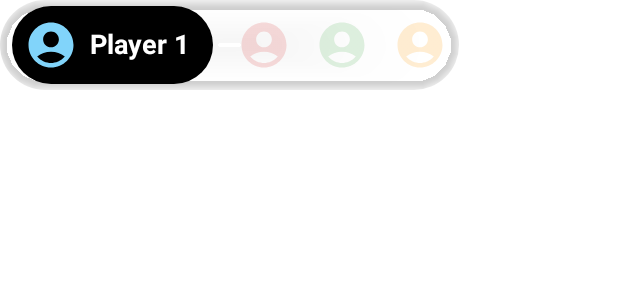
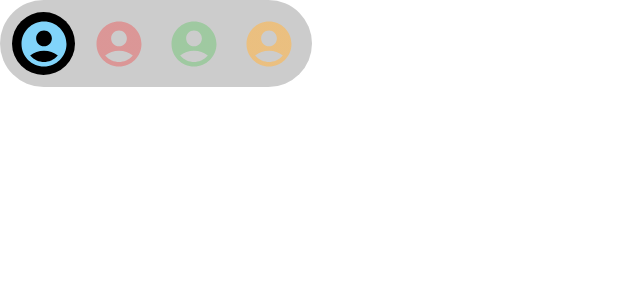
Before and after one commit to Erkko68/HexonKMP, an Android app built with Jetpack Compose: the @Preview function PlayerTurnRowPreview, on a phone screen of 412 x 824 dp. Shown: the top 300 px of the screen. Run offline under Robolectric (Android 15) with nearby library versions, the phone set to English and light mode, and no system bars.

Commit message:
Removed gameViewModel as it serves no purpose, was intended to be used for api calls but for that we'll use a repository.
More improvements for GameScreen, parametrized values with ViewModel and flow states. Redesigned player turns, now when clicked a pop up with player name will be displayed instead of displaying the name constantly.

Relates to #9

```diff
--- a/composeApp/src/commonMain/kotlin/eric/bitria/hexon/di.kt
+++ b/composeApp/src/commonMain/kotlin/eric/bitria/hexon/di.kt
@@ -4,7 +4,6 @@ import eric.bitria.hexon.viewmodel.FriendProfileViewModel
 import eric.bitria.hexon.viewmodel.FriendsViewModel
 import eric.bitria.hexon.viewmodel.GameSceneViewModel
 import eric.bitria.hexon.viewmodel.GameUIViewModel
-import eric.bitria.hexon.viewmodel.GameViewModel
 import eric.bitria.hexon.viewmodel.LoginViewModel
 import eric.bitria.hexon.viewmodel.MainMenuViewModel
 import eric.bitria.hexon.viewmodel.ProfileViewModel
@@ -15,7 +14,6 @@ import org.koin.dsl.KoinAppDeclaration
 import org.koin.dsl.module
 
 val viewModelsModule = module {
-    viewModelOf(::GameViewModel)
     viewModelOf(::GameUIViewModel)
     viewModelOf(::GameSceneViewModel)
     viewModelOf(::MainMenuViewModel)
--- a/composeApp/src/commonMain/kotlin/eric/bitria/hexon/ui/components/game/PlayersTurn.kt
+++ b/composeApp/src/commonMain/kotlin/eric/bitria/hexon/ui/components/game/PlayersTurn.kt
@@ -1,23 +1,33 @@
 package eric.bitria.hexon.ui.components.game
 
 import androidx.compose.foundation.background
-import androidx.compose.foundation.border
-import androidx.compose.foundation.layout.*
+import androidx.compose.foundation.clickable
+import androidx.compose.foundation.horizontalScroll
+import androidx.compose.foundation.layout.Arrangement
+import androidx.compose.foundation.layout.Box
+import androidx.compose.foundation.layout.Row
+import androidx.compose.foundation.layout.padding
+import androidx.compose.foundation.layout.size
+import androidx.compose.foundation.rememberScrollState
 import androidx.compose.foundation.shape.CircleShape
+import androidx.compose.foundation.shape.RoundedCornerShape
 import androidx.compose.material.icons.Icons
 import androidx.compose.material.icons.filled.AccountCircle
 import androidx.compose.material3.Icon
+import androidx.compose.material3.MaterialTheme
 import androidx.compose.material3.Text
 import androidx.compose.runtime.Composable
+import androidx.compose.runtime.getValue
+import androidx.compose.runtime.mutableStateOf
+import androidx.compose.runtime.remember
+import androidx.compose.runtime.setValue
 import androidx.compose.ui.Alignment
 import androidx.compose.ui.Modifier
-import androidx.compose.ui.draw.alpha
 import androidx.compose.ui.draw.clip
-import androidx.compose.ui.draw.shadow
 import androidx.compose.ui.graphics.Color
+import androidx.compose.ui.unit.IntOffset
 import androidx.compose.ui.unit.dp
-import androidx.compose.ui.text.font.FontWeight
-import androidx.compose.ui.unit.sp
+import androidx.compose.ui.window.Popup
 import org.jetbrains.compose.ui.tooling.preview.Preview
 
 data class Player(
@@ -26,62 +36,66 @@ data class Player(
 )
 
 @Composable
-fun ActivePlayerBadge(player: Player) {
-    Row(
+fun PlayerIcon(player: Player, isActive: Boolean = false) {
+    var showDialog by remember { mutableStateOf(false) }
+
+    Box(
         modifier = Modifier
+            .padding(vertical = 8.dp)
+            .size(42.dp)
             .clip(CircleShape)
-            .background(Color.Black)
-            .padding(start = 8.dp, end = 16.dp, top = 8.dp, bottom = 8.dp),
-        verticalAlignment = Alignment.CenterVertically,
-        horizontalArrangement = Arrangement.spacedBy(8.dp)
+            .background(if (isActive) Color.Black else Color.Transparent)
+            .clickable { showDialog = !showDialog },
+        contentAlignment = Alignment.Center
     ) {
         Icon(
             imageVector = Icons.Filled.AccountCircle,
             contentDescription = "${player.name} Avatar",
-            tint = player.color,
+            tint = player.color.copy(alpha = if (isActive) 1f else 0.6f),
             modifier = Modifier.size(36.dp)
         )
-        Text(
-            text = player.name,
-            color = Color.White,
-            fontWeight = FontWeight.Bold,
-            fontSize = 18.sp
-        )
+
+        // Show small popup below the icon when clicked
+        if (showDialog) {
+            Popup(
+                alignment = Alignment.TopCenter,
+                offset = IntOffset(0, 50) // position below the icon
+            ) {
+                Box(
+                    modifier = Modifier
+                        .clip(RoundedCornerShape(8.dp))
+                        .background(Color.Black.copy(alpha = 0.85f))
+                        .padding(horizontal = 10.dp, vertical = 6.dp)
+                        .clickable { showDialog = false } // dismiss on click
+                ) {
+                    Text(
+                        text = player.name,
+                        color = Color.White,
+                        style = MaterialTheme.typography.bodySmall
+                    )
+                }
+            }
+        }
     }
 }
 
-
-// Inactive player icon (no name, faded)
 @Composable
-fun InactivePlayerIcon(player: Player) {
-    Icon(
-        imageVector = Icons.Filled.AccountCircle,
-        contentDescription = "${player.name} Avatar",
-        tint = player.color.copy(alpha = 0.5f),
-        modifier = Modifier
-            .padding(vertical = 8.dp)
-            .size(36.dp)
-            .alpha(0.5f)
-    )
-}
-
-@Composable
-fun PlayerTurnFlow(players: List<Player>, modifier: Modifier = Modifier) {
-    FlowRow(
+fun PlayerTurn(players: List<Player>, modifier: Modifier = Modifier) {
+    Row(
         modifier = modifier
+            .horizontalScroll(rememberScrollState())
             .clip(CircleShape)
-            .shadow(4.dp, CircleShape)
-            .padding(horizontal = 8.dp, vertical = 4.dp),
-        horizontalArrangement = Arrangement.spacedBy(16.dp),
-        verticalArrangement = Arrangement.spacedBy(8.dp),
-        maxItemsInEachRow = Int.MAX_VALUE
+            .background(Color.Black.copy(alpha = 0.2f))
+            .padding(horizontal = 8.dp),
+        horizontalArrangement = Arrangement.spacedBy(8.dp),
+        verticalAlignment = Alignment.CenterVertically
     ) {
-        // Active player first
-        ActivePlayerBadge(player = players.first())
+        // First player: black background (active)
+        PlayerIcon(player = players.first(), isActive = true)
 
         // Other players
         players.drop(1).forEach { player ->
-            InactivePlayerIcon(player = player)
+            PlayerIcon(player = player)
         }
     }
 }
@@ -97,5 +111,5 @@ fun PlayerTurnRowPreview() {
         Player("Player 4", Color(0xFFFFB74D))
     )
 
-    PlayerTurnFlow(players = players)
+    PlayerTurn(players = players)
 }
--- a/composeApp/src/commonMain/kotlin/eric/bitria/hexon/ui/components/game/VictoryPointsIndicator.kt
+++ b/composeApp/src/commonMain/kotlin/eric/bitria/hexon/ui/components/game/VictoryPointsIndicator.kt
@@ -20,7 +20,7 @@ import androidx.compose.ui.unit.dp
 import androidx.compose.ui.unit.sp
 
 @Composable
-fun VictoryPointsIndicator(){
+fun VictoryPointsIndicator(victoryPoints: Pair<Int, Int>){
     Row(
         modifier = Modifier
             .clip(CircleShape)
@@ -36,7 +36,7 @@ fun VictoryPointsIndicator(){
             modifier = Modifier.size(18.dp)
         )
         Text(
-            text = "8 / 10",
+            text = "${victoryPoints.first} / ${victoryPoints.second}",
             color = Color.White,
             fontWeight = FontWeight.Bold,
             fontSize = 14.sp
--- a/composeApp/src/commonMain/kotlin/eric/bitria/hexon/viewmodel/GameSceneViewModel.kt
+++ b/composeApp/src/commonMain/kotlin/eric/bitria/hexon/viewmodel/GameSceneViewModel.kt
@@ -23,6 +23,7 @@ class GameSceneViewModel: ViewModel() {
     fun onJsonReceived(json: String) {
         viewModelScope.launch {
             _gameEvents.emit(json)
+            println(json)
         }
     }
 
--- a/composeApp/src/commonMain/kotlin/eric/bitria/hexon/viewmodel/LoginViewModel.kt
+++ b/composeApp/src/commonMain/kotlin/eric/bitria/hexon/viewmodel/LoginViewModel.kt
@@ -52,7 +52,7 @@ class LoginViewModel(
             loginState = LoginState.Loading
             loginState = try {
                 val success = true
-                delay(2000)
+                delay(0)
                 if (success) LoginState.Success else LoginState.Error("Invalid email")
             } catch (e: Exception) {
                 LoginState.Error("Login failed: ${e.message}")
@@ -65,7 +65,7 @@ class LoginViewModel(
             loginState = LoginState.Loading
             loginState = try {
                 val success = true
-                delay(2000)
+                delay(0)
                 if (success) LoginState.Success else LoginState.Error("Invalid email")
             } catch (e: Exception) {
                 LoginState.Error("Login failed: ${e.message}")
```
Also changed, not shown: composeApp/src/commonMain/kotlin/eric/bitria/hexon/ui/components/game/ItemCards.kt (+3 -4 lines), composeApp/src/commonMain/kotlin/eric/bitria/hexon/ui/screens/GameScreen.kt (+41 -53 lines), composeApp/src/commonMain/kotlin/eric/bitria/hexon/viewmodel/GameUIViewModel.kt (+96 -0 lines), composeApp/src/commonMain/kotlin/eric/bitria/hexon/viewmodel/GameViewModel.kt (deleted, +0 -11 lines).
